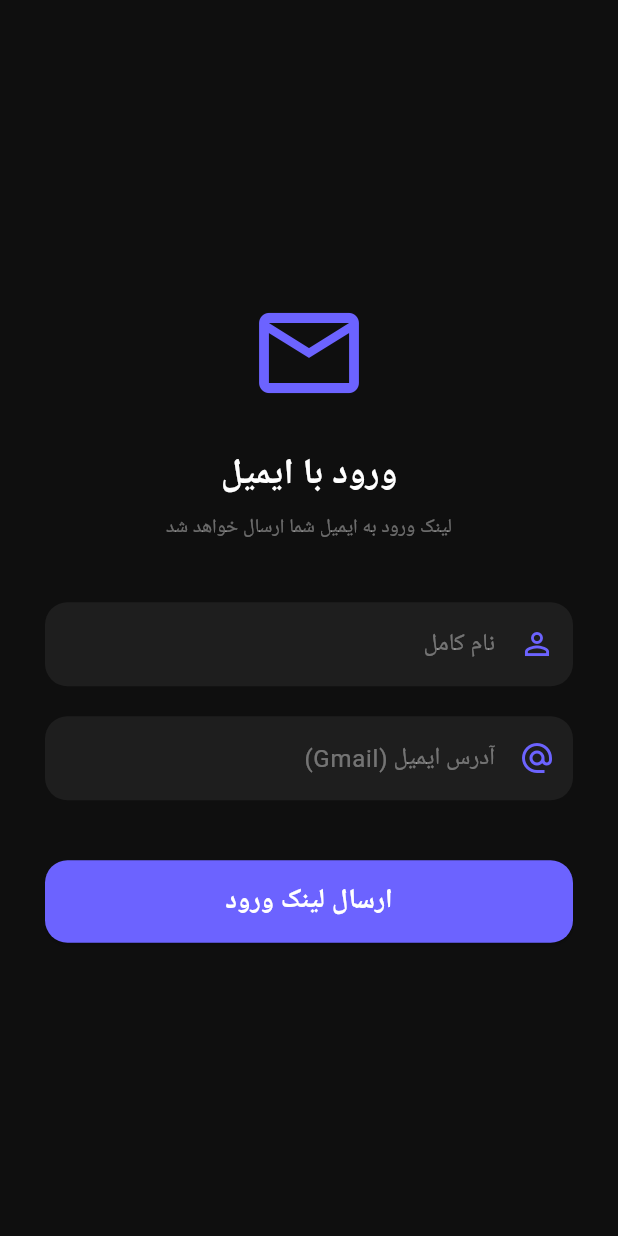
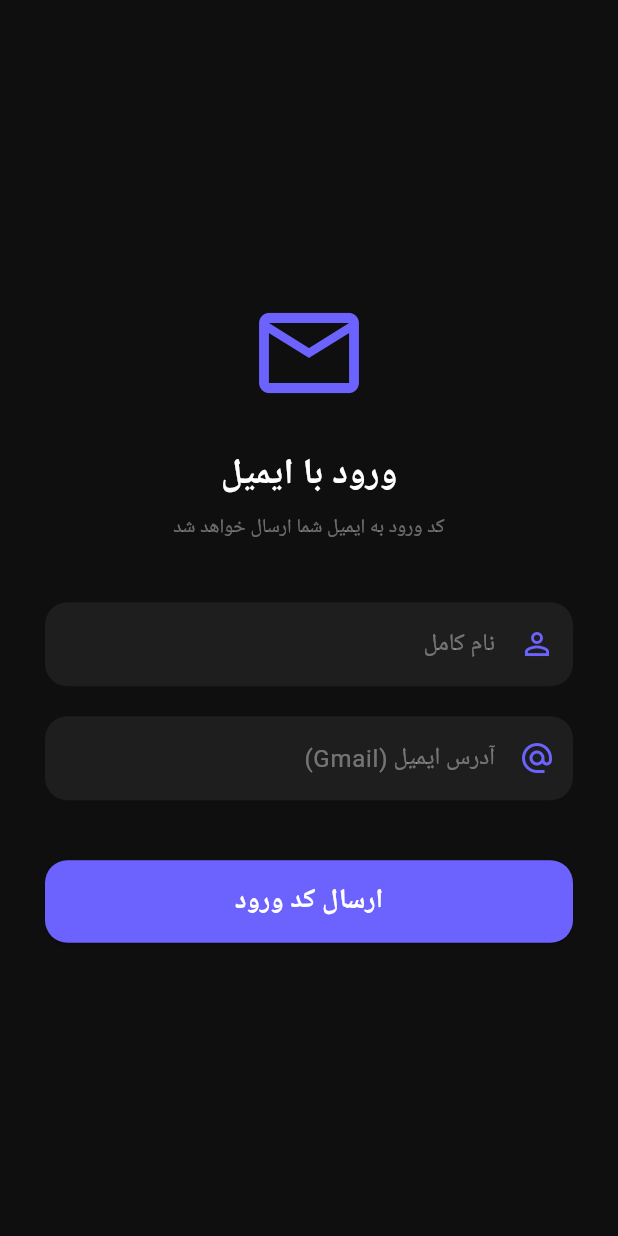
Before and after one commit to mahdi09210184460/app, a Flutter app: the screen it shows after launch, on a phone screen of 412 x 824 dp. Run offline on Flutter 3.47's test engine with Material 3 defaults, Android fonts, the phone set to English and light mode, and no system bars; our stand-ins replace font_awesome_flutter, image_picker, supabase_flutter; accounts and stored records are empty.

Commit message:
Change authentication from Magic Link to Email OTP code

```diff
--- a/lib/screens/auth/auth_screen.dart
+++ b/lib/screens/auth/auth_screen.dart
@@ -13,7 +13,9 @@ class AuthScreen extends StatefulWidget {
 class _AuthScreenState extends State<AuthScreen> {
   final _nameController = TextEditingController();
   final _emailController = TextEditingController();
+  final _otpController = TextEditingController();
   bool _isLoading = false;
+  bool _showOtpField = false;
 
   @override
   Widget build(BuildContext context) {
@@ -27,27 +29,52 @@ class _AuthScreenState extends State<AuthScreen> {
               children: [
                 const Icon(Icons.email_outlined, size: 80, color: AppColors.primary),
                 const SizedBox(height: 24),
-                const Text('ورود با ایمیل', style: TextStyle(fontSize: 24, fontWeight: FontWeight.bold, color: Colors.white)),
+                Text(
+                  _showOtpField ? 'تایید کد' : 'ورود با ایمیل',
+                  style: const TextStyle(fontSize: 24, fontWeight: FontWeight.bold, color: Colors.white),
+                ),
                 const SizedBox(height: 8),
-                const Text('لینک ورود به ایمیل شما ارسال خواهد شد', textAlign: TextAlign.center, style: TextStyle(color: Colors.white38, fontSize: 13)),
+                Text(
+                  _showOtpField
+                      ? 'کد ۶ رقمی به ایمیل ${_emailController.text} ارسال شد'
+                      : 'کد ورود به ایمیل شما ارسال خواهد شد',
+                  textAlign: TextAlign.center,
+                  style: const TextStyle(color: Colors.white38, fontSize: 13),
+                ),
                 const SizedBox(height: 40),
+                if (!_showOtpField) ...[
                   _buildTextField(_nameController, 'نام کامل', Icons.person_outline, TextInputType.name),
                   const SizedBox(height: 20),
                   _buildTextField(_emailController, 'آدرس ایمیل (Gmail)', Icons.alternate_email, TextInputType.emailAddress),
+                ] else ...[
+                  _buildTextField(_otpController, 'کد تایید', Icons.lock_outline, TextInputType.number),
+                ],
                 const SizedBox(height: 40),
                 _isLoading
                   ? const CircularProgressIndicator(color: AppColors.primary)
-                  : SizedBox(
+                  : Column(
+                      children: [
+                        SizedBox(
                           width: double.infinity,
                           height: 55,
                           child: ElevatedButton(
-                        onPressed: _handleAuth,
+                            onPressed: _showOtpField ? _handleVerifyOtp : _handleSendOtp,
                             style: ElevatedButton.styleFrom(
                               backgroundColor: AppColors.primary,
                               shape: RoundedRectangleBorder(borderRadius: BorderRadius.circular(15)),
                             ),
-                        child: const Text('ارسال لینک ورود', style: TextStyle(fontSize: 18, fontWeight: FontWeight.bold, color: Colors.white)),
+                            child: Text(
+                              _showOtpField ? 'تایید و ورود' : 'ارسال کد ورود',
+                              style: const TextStyle(fontSize: 18, fontWeight: FontWeight.bold, color: Colors.white),
                             ),
+                          ),
+                        ),
+                        if (_showOtpField)
+                          TextButton(
+                            onPressed: () => setState(() => _showOtpField = false),
+                            child: const Text('تغییر ایمیل', style: TextStyle(color: AppColors.primary)),
+                          ),
+                      ],
                     ),
               ],
             ),
@@ -73,18 +100,34 @@ class _AuthScreenState extends State<AuthScreen> {
     );
   }
 
-  void _handleAuth() async {
+  void _handleSendOtp() async {
     if (_emailController.text.isEmpty || !_emailController.text.contains('@')) {
       ScaffoldMessenger.of(context).showSnackBar(const SnackBar(content: Text('لطفاً یک ایمیل معتبر وارد کنید')));
       return;
     }
     setState(() => _isLoading = true);
     try {
-      await Provider.of<AuthProvider>(context, listen: false).registerAndLogin(_nameController.text, _emailController.text);
-      ScaffoldMessenger.of(context).showSnackBar(const SnackBar(content: Text('لینک ورود ارسال شد. ایمیل خود را چک کنید 📧')));
+      await Provider.of<AuthProvider>(context, listen: false).sendOtp(_emailController.text, _nameController.text);
+      setState(() => _showOtpField = true);
+      ScaffoldMessenger.of(context).showSnackBar(const SnackBar(content: Text('کد تایید ارسال شد 📧')));
     } catch (e) {
       ScaffoldMessenger.of(context).showSnackBar(SnackBar(content: Text('خطا: $e')));
     }
     setState(() => _isLoading = false);
   }
+
+  void _handleVerifyOtp() async {
+    if (_otpController.text.length < 6) {
+      ScaffoldMessenger.of(context).showSnackBar(const SnackBar(content: Text('لطفاً کد ۶ رقمی را وارد کنید')));
+      return;
     }
+    setState(() => _isLoading = true);
+    try {
+      await Provider.of<AuthProvider>(context, listen: false).verifyOtp(_emailController.text, _otpController.text);
+      // پس از تایید موفق، AuthProvider وضعیت را تغییر می‌دهد و main.dart کاربر را به HomeScreen می‌برد
+    } catch (e) {
+      ScaffoldMessenger.of(context).showSnackBar(SnackBar(content: Text('کد نامعتبر است یا منقضی شده: $e')));
+    }
+    setState(() => _isLoading = false);
+  }
+}
```
Also changed, not shown: lib/providers/auth_provider.dart (+15 -3 lines). Lines whose indentation alone changed are shown as unchanged.
